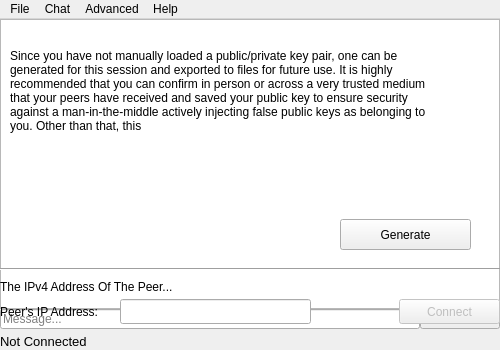
This is mainwindow.ui in ryco117/CryptoChatUI as Qt 5 draws it before an edit. The edited form follows.
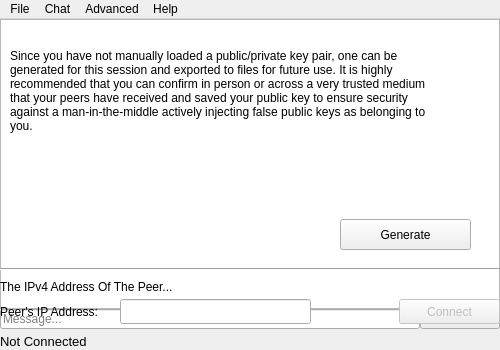
This is the edited form.

What changed in the file:
```diff
--- a/mainwindow.ui
+++ b/mainwindow.ui
@@ -197,7 +197,10 @@
 recommended that you can confirm in person or across a very trusted medium
 that your peers have received and saved your public key to ensure security
 against a man-in-the-middle actively injecting false public keys as belonging to
-you. Other than that, this </string>
+you.</string>
+     </property>
+     <property name="textFormat">
+      <enum>Qt::PlainText</enum>
      </property>
      <property name="alignment">
       <set>Qt::AlignLeading|Qt::AlignLeft|Qt::AlignTop</set>
```
